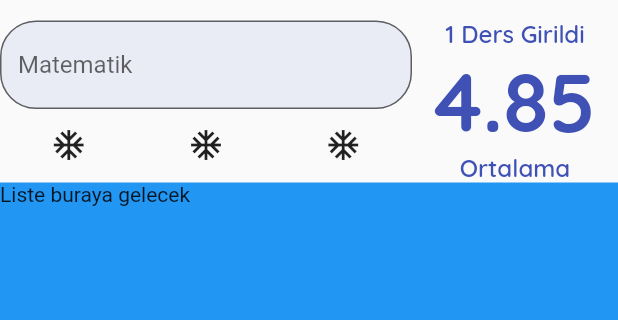
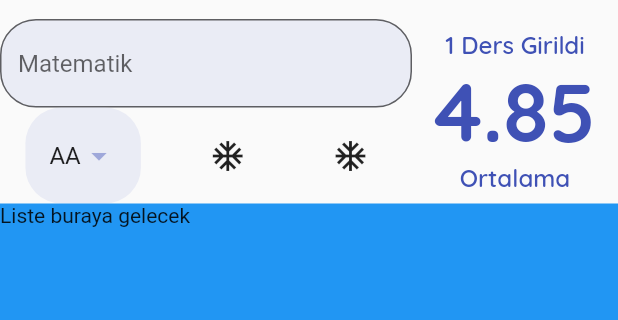
Before and after one commit to guvennmehmet/DinamikOrtalamaHesaplama, a Flutter app: the screen it shows after launch, on a phone screen of 412 x 824 dp, the part 65-385 px from its top. Run offline on Flutter 3.47's test engine with Material 2 defaults, Android fonts, the phone set to English and light mode, and no system bars; our stand-ins replace google_fonts.

```diff
--- a/lib/constants/app_constants.dart
+++ b/lib/constants/app_constants.dart
@@ -27,4 +27,7 @@ class Sabitler{
       color: anaRenk
   );
 
+  static final EdgeInsets dropDownPadding =
+      EdgeInsets.symmetric(horizontal: 16, vertical: 8);
+
 }
--- /dev/null
+++ b/lib/helper/data_helper.dart
@@ -0,0 +1,43 @@
+import 'package:flutter/material.dart';
+
+class DataHelper {
+  static List<String> _tumDerslerinHarfleri() {
+    return ['AA', 'BA', 'BB', 'CB', 'CC', 'DC', 'DD', 'FD', 'FF'];
+  }
+
+  static double _harfiNotaCevir(String harf) {
+    switch (harf) {
+      case 'AA':
+        return 4.0;
+      case 'BA':
+        return 3.5;
+      case 'BB':
+        return 3.0;
+      case 'CB':
+        return 2.5;
+      case 'CC':
+        return 2.0;
+      case 'DC':
+        return 1.5;
+      case 'DD':
+        return 1.0;
+      case 'FD':
+        return 0.5;
+      case 'FF':
+        return 0.0;
+      default:
+        return 1;
+    }
+  }
+
+  static List<DropdownMenuItem<double>> tumDerslerinHarfleri() {
+    return _tumDerslerinHarfleri()
+        .map(
+          (e) => DropdownMenuItem(
+            child: Text(e),
+            value: _harfiNotaCevir(e),
+          ),
+    )
+        .toList();
+  }
+}
--- a/lib/widgets/ortalama_hesapla_page.dart
+++ b/lib/widgets/ortalama_hesapla_page.dart
@@ -1,4 +1,5 @@
 import 'package:dinamik_ortalama_hesaplama/constants/app_constants.dart';
+import 'package:dinamik_ortalama_hesaplama/helper/data_helper.dart';
 import 'package:dinamik_ortalama_hesaplama/widgets/ortalama_goster.dart';
 import 'package:flutter/material.dart';
 
@@ -10,7 +11,7 @@ class OrtalamaHesaplaPage extends StatefulWidget {
 }
 
 class _OrtalamaHesaplaPageState extends State<OrtalamaHesaplaPage> {
-
+  double secilenDeger = 4;
   GlobalKey<FormState> formKey = GlobalKey<FormState>();
 
   @override
@@ -57,10 +58,7 @@ class _OrtalamaHesaplaPageState extends State<OrtalamaHesaplaPage> {
           Row(
             mainAxisAlignment: MainAxisAlignment.spaceAround,
             children: [
-              IconButton(
-                onPressed: (){},
-                icon: Icon(Icons.ac_unit),
-              ),
+              _buildHarfler(),
               IconButton(
                 onPressed: (){},
                 icon: Icon(Icons.ac_unit),
@@ -86,4 +84,26 @@ class _OrtalamaHesaplaPageState extends State<OrtalamaHesaplaPage> {
       );
 
   }
+
+  _buildHarfler() {
+    return Container(
+      padding: Sabitler.dropDownPadding,
+      decoration: BoxDecoration(
+        color: Sabitler.anaRenk.shade100.withOpacity(0.3),
+        borderRadius: Sabitler.borderRadius
+      ),
+      child: DropdownButton<double>(
+        value: secilenDeger,
+        elevation: 16,
+        iconEnabledColor: Sabitler.anaRenk.shade200,
+        onChanged: (deger) {
+          setState(() {
+            secilenDeger = deger!;
+          });
+        },
+        underline: Container(),
+        items: DataHelper.tumDerslerinHarfleri(),
+      ),
+    );
+  }
 }
```
